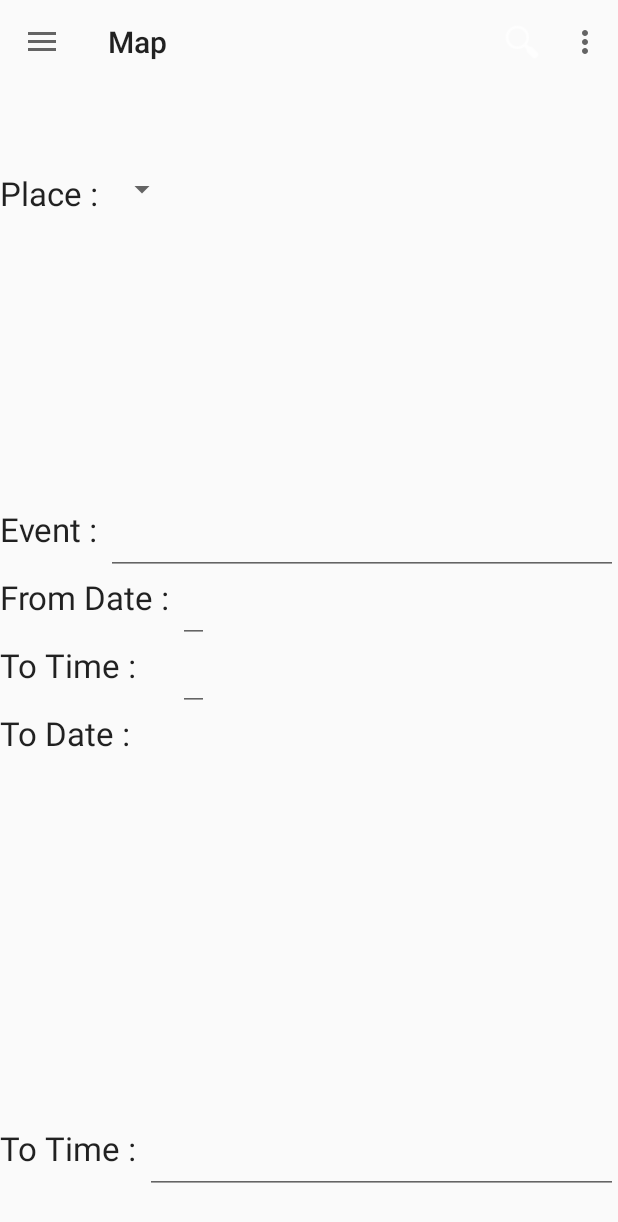
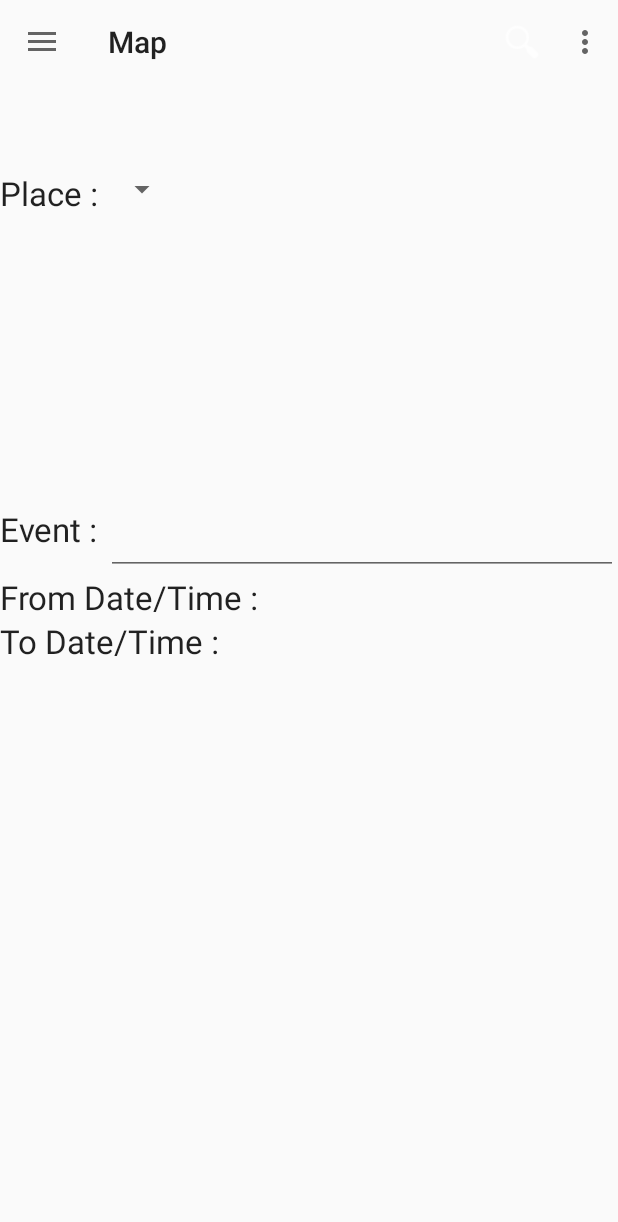
Before and after one commit to yogeshchaudhari16991/SU-Map, an Android app: the fragment AddNewEvent placed in its activity, on a phone screen of 412 x 824 dp. Shown: the top 1222 px of the screen. Run offline under Robolectric (Android 15) with nearby library versions, the phone set to English and light mode, and no system bars; 1 statement that could not run was skipped.

Commit message:
dialog date picker

```diff
--- a/app/build.gradle
+++ b/app/build.gradle
@@ -6,7 +6,7 @@ android {
 
     defaultConfig {
         applicationId "com.example.yogesh16991.test_proj"
-        minSdkVersion 16
+        minSdkVersion 17
         targetSdkVersion 22
         versionCode 1
         versionName "1.0"
--- a/app/src/main/java/com/example/yogesh16991/test_proj/AddNewEvent.java
+++ b/app/src/main/java/com/example/yogesh16991/test_proj/AddNewEvent.java
@@ -3,6 +3,7 @@ package com.example.yogesh16991.test_proj;
 import android.app.Activity;
 import android.app.DatePickerDialog;
 import android.app.Dialog;
+import android.content.Intent;
 import android.net.Uri;
 import android.os.Bundle;
 import android.support.v4.app.DialogFragment;
@@ -40,6 +41,8 @@ public class AddNewEvent extends Fragment {
     // TODO: Rename and change types of parameters
     private String mParam1;
     private String mParam2;
+
+    private TextView fromDateResult;
 
     private OnFragmentInteractionListener mListener;
 
@@ -80,13 +83,15 @@ public class AddNewEvent extends Fragment {
                              Bundle savedInstanceState) {
         // Inflate the layout for this fragment
         View rootView = inflater.inflate(R.layout.fragment_add_new_event, container, false);
-        TextView btn_dialog =(TextView)rootView.findViewById(R.id.textView12);
+        TextView btn_dialog =(TextView)rootView.findViewById(R.id.fromDate);
+        fromDateResult = (TextView)rootView.findViewById(R.id.fromDateResult);
         btn_dialog.setOnClickListener(new View.OnClickListener() {
             @Override
             public void onClick(View v) {
                 showDatePickerDialog();
             }
         });
+
         return rootView;
 
     }
@@ -96,6 +101,14 @@ public class AddNewEvent extends Fragment {
         FromDateTimeDilog dialog= FromDateTimeDilog.newInstance(date);
         dialog.setTargetFragment(AddNewEvent.this,REQUEST_DATE);
         dialog.show(getFragmentManager(),"Datepicker Dialog");
+    }
+
+    @Override
+    public void onActivityResult(int requestCode, int resultCode, Intent data) {
+        Date date=(Date)data.getSerializableExtra(FromDateTimeDilog.ARGS_DATE);
+        String time = data.getExtras().get(FromDateTimeDilog.ARGS_Time).toString();
+        fromDateResult.setText(date.toString()+"   "+time);
+
     }
 
     // TODO: Rename method, update argument and hook method into UI event
--- a/app/src/main/java/com/example/yogesh16991/test_proj/FromDateTimeDilog.java
+++ b/app/src/main/java/com/example/yogesh16991/test_proj/FromDateTimeDilog.java
@@ -35,6 +35,7 @@ public class FromDateTimeDilog extends android.support.v4.app.DialogFragment {
     // TODO: Rename parameter arguments, choose names that match
     // the fragment initialization parameters, e.g. ARG_ITEM_NUMBER
     public static final String ARGS_DATE = "FromDate";
+    public static final String ARGS_Time = "FromTime";
     //public static final String ARGS_TIME = "FromTime";
     private Date fromdate;
    // private Time fromtime;
@@ -61,10 +62,12 @@ public class FromDateTimeDilog extends android.support.v4.app.DialogFragment {
     }
 
     public FromDateTimeDilog() {
+
         // Required empty public constructor
     }
 
-     public Dialog onCreateDilog(Bundle savedInstanceState) {
+
+     public Dialog onCreateDialog(Bundle savedInstanceState) {
         fromdate = (Date) getArguments().getSerializable(ARGS_DATE);
       //  fromtime = (Time) getArguments().getSerializable(ARGS_TIME);
         Calendar calendar = Calendar.getInstance();
@@ -74,7 +77,7 @@ public class FromDateTimeDilog extends android.support.v4.app.DialogFragment {
         final int day= calendar.get(Calendar.DAY_OF_MONTH);
         final int hour = calendar.get(Calendar.HOUR_OF_DAY);
         final int min = calendar.get(Calendar.MINUTE);
-        View v = getActivity().getLayoutInflater().inflate(R.layout.fragment_my_dialog,null);
+        View v = getActivity().getLayoutInflater().inflate(R.layout.fragment_from_date_time_dilog,null);
          final TimePicker timePicker = (TimePicker) v.findViewById(R.id.fomtimePicker);
         // time = (TextView) findViewById(R.id.textView1);
         final DatePicker datePicker = (DatePicker)v.findViewById(R.id.fromdatePicker);
@@ -83,9 +86,6 @@ public class FromDateTimeDilog extends android.support.v4.app.DialogFragment {
             public void onDateChanged(DatePicker view, int year, int monthOfYear, int dayOfMonth) {
             }
         });
-
-
-
         AlertDialog.Builder alertDialogBuilder =new AlertDialog.Builder(getActivity());
         alertDialogBuilder.setView(v)
                 .setTitle("From Date/From Time")
@@ -98,13 +98,17 @@ public class FromDateTimeDilog extends android.support.v4.app.DialogFragment {
                             fromdate= new GregorianCalendar(datePicker.getYear(),datePicker.getMonth(),datePicker.getDayOfMonth()).getTime();
 
                             getArguments().putSerializable(ARGS_DATE,fromdate);
-                          //  getArguments().putSerializable(ARGS_TIME,fromtime);
+
+
                             i.putExtra(ARGS_DATE, fromdate);
+                            i.putExtra(ARGS_Time, timePicker.getCurrentHour().toString());
+                            //i.putExtra("min ", timePicker.getCurrentMinute().toString());
                           //  i.putExtra(ARGS_TIME, fromtime);
                             // Toast.makeText(getActivity(),"nothing returned"+"  " + mname +"   "+check,Toast.LENGTH_SHORT).show();
                             getTargetFragment().onActivityResult(getTargetRequestCode(),Activity.RESULT_OK,i);
                         }
                         else
+
                             Toast.makeText(getActivity(), "Nothing to Return", Toast.LENGTH_SHORT).show();
                     }
                 });
@@ -128,12 +132,14 @@ public class FromDateTimeDilog extends android.support.v4.app.DialogFragment {
         return timestring;
     }
 
+    /*
     @Override
     public View onCreateView(LayoutInflater inflater, ViewGroup container,
                              Bundle savedInstanceState) {
         // Inflate the layout for this fragment
         return inflater.inflate(R.layout.fragment_from_date_time_dilog, container, false);
     }
+    */
 
     // TODO: Rename method, update argument and hook method into UI event
     public void onButtonPressed(Uri uri) {
--- a/app/src/main/java/com/example/yogesh16991/test_proj/MapsActivity.java
+++ b/app/src/main/java/com/example/yogesh16991/test_proj/MapsActivity.java
@@ -40,7 +40,7 @@ import java.util.Map;
 import java.util.Scanner;
 
 public class MapsActivity extends ActionBarActivity implements MyDialogFragment.OnFragmentInteractionListener,EventList.OnFragmentInteractionListener,
-EventDetail.OnFragmentInteractionListener, AddNewEvent.OnFragmentInteractionListener, MapFragment.OnFragmentInteractionListener{
+EventDetail.OnFragmentInteractionListener, AddNewEvent.OnFragmentInteractionListener, MapFragment.OnFragmentInteractionListener, FromDateTimeDilog.OnFragmentInteractionListener{
 
 
 
--- a/app/src/main/res/layout/fragment_add_new_event.xml
+++ b/app/src/main/res/layout/fragment_add_new_event.xml
@@ -16,7 +16,7 @@
             android:layout_height="wrap_content"
             android:textAppearance="?android:attr/textAppearanceLarge"
             android:text="Place : "
-            android:id="@+id/textView10"
+            android:id="@+id/place"
             android:layout_alignParentTop="true"
             android:layout_alignParentStart="true"
             android:layout_marginTop="58dp" />
@@ -24,17 +24,17 @@
         <Spinner
             android:layout_width="wrap_content"
             android:layout_height="wrap_content"
-            android:id="@+id/spinner"
-            android:layout_alignTop="@+id/textView10"
-            android:layout_toEndOf="@+id/textView10" />
+            android:id="@+id/placeSpinner"
+            android:layout_alignTop="@+id/place"
+            android:layout_toEndOf="@+id/place" />
 
         <TextView
             android:layout_width="wrap_content"
             android:layout_height="wrap_content"
             android:textAppearance="?android:attr/textAppearanceLarge"
             android:text="Event : "
-            android:id="@+id/textView11"
-            android:layout_below="@+id/imageView3"
+            android:id="@+id/event"
+            android:layout_below="@+id/placeImage"
             android:layout_alignParentStart="true" />
 
         <EditText
@@ -42,76 +42,52 @@
             android:layout_height="wrap_content"
             android:inputType="textMultiLine"
             android:ems="10"
-            android:id="@+id/editText2"
-            android:layout_below="@+id/imageView3"
-            android:layout_toEndOf="@+id/textView11" />
+            android:id="@+id/eventName"
+            android:layout_below="@+id/placeImage"
+            android:layout_toEndOf="@+id/event" />
 
         <ImageView
             android:layout_width="fill_parent"
             android:layout_height="200dp"
-            android:id="@+id/imageView3"
-            android:layout_below="@+id/spinner"
+            android:id="@+id/placeImage"
+            android:layout_below="@+id/placeSpinner"
             android:layout_alignParentStart="true" />
 
         <TextView
             android:layout_width="wrap_content"
             android:layout_height="wrap_content"
             android:textAppearance="?android:attr/textAppearanceLarge"
-            android:text="From Date : "
-            android:id="@+id/textView12"
-            android:layout_below="@+id/editText2"
+            android:text="From Date/Time : "
+            android:id="@+id/fromDate"
+            android:layout_below="@+id/eventName"
             android:layout_alignParentStart="true" />
 
         <TextView
             android:layout_width="wrap_content"
             android:layout_height="wrap_content"
             android:textAppearance="?android:attr/textAppearanceLarge"
-            android:text="To Time : "
-            android:id="@+id/textView13"
-            android:layout_below="@+id/etxt_fromdate"
-            android:layout_alignParentStart="true" />
+            android:id="@+id/fromDateResult"
+            android:layout_below="@+id/eventName"
+            android:layout_toRightOf="@id/fromDate"/>
 
         <TextView
             android:layout_width="wrap_content"
             android:layout_height="wrap_content"
             android:textAppearance="?android:attr/textAppearanceLarge"
-            android:text="To Time : "
-            android:id="@+id/textView14"
-            android:layout_alignParentBottom="true"
+            android:text="To Date/Time : "
+            android:id="@+id/toDate"
             android:layout_alignParentStart="true"
-            android:layout_marginBottom="44dp" />
-
-        <EditText
-            android:layout_width="fill_parent"
-            android:layout_height="wrap_content"
-            android:inputType="time"
-            android:ems="10"
-            android:id="@+id/editText5"
-            android:layout_alignTop="@+id/textView14"
-            android:layout_toEndOf="@+id/textView14" />
+            android:layout_below="@+id/fromDate"
+             />
 
         <TextView
             android:layout_width="wrap_content"
             android:layout_height="wrap_content"
             android:textAppearance="?android:attr/textAppearanceLarge"
-            android:text="To Date : "
-            android:id="@+id/textView15"
-            android:layout_below="@+id/etxt_todate"
-            android:layout_alignParentStart="true" />
+            android:id="@+id/toDateResult"
+            android:layout_below="@+id/fromDateResult"
+            android:layout_toRightOf="@id/toDate"/>
 
-        <EditText
-            android:layout_width="wrap_content"
-            android:layout_height="wrap_content"
-            android:id="@+id/etxt_fromdate"
-            android:layout_alignTop="@+id/textView12"
-            android:layout_toEndOf="@+id/textView12" />
-
-        <EditText
-            android:layout_width="wrap_content"
-            android:layout_height="wrap_content"
-            android:id="@+id/etxt_todate"
-            android:layout_below="@+id/etxt_fromdate"
-            android:layout_toEndOf="@+id/textView12" />
 
     </RelativeLayout>
 
--- a/app/src/main/res/layout/fragment_from_date_time_dilog.xml
+++ b/app/src/main/res/layout/fragment_from_date_time_dilog.xml
@@ -1,14 +1,13 @@
-<FrameLayout xmlns:android="http://schemas.android.com/apk/res/android"
-    xmlns:tools="http://schemas.android.com/tools" android:layout_width="match_parent"
-    android:layout_height="match_parent"
-    tools:context="com.example.yogesh16991.test_proj.FromDateTimeDilog">
+
 
     <!-- TODO: Update blank fragment layout -->
 
     <RelativeLayout
-        android:layout_width="fill_parent"
-        android:layout_height="fill_parent"
-        android:layout_gravity="center">
+        android:layout_width="match_parent"
+        android:layout_height="match_parent"
+        android:layout_gravity="center"
+    xmlns:android="http://schemas.android.com/apk/res/android"
+    >
 
         <TextView
             android:layout_width="wrap_content"
@@ -24,7 +23,8 @@
             android:layout_height="wrap_content"
             android:id="@+id/fromdatePicker"
             android:layout_below="@+id/textViewFromDate"
-            android:layout_alignParentStart="true" />
+
+            android:calendarViewShown="false" />
 
         <TextView
             android:layout_width="wrap_content"
@@ -33,13 +33,13 @@
             android:text="From Time : "
             android:id="@+id/textViewFromTime"
             android:layout_below="@+id/fromdatePicker"
-            android:layout_alignParentStart="true" />
+             />
 
         <TimePicker
             android:layout_width="wrap_content"
             android:layout_height="wrap_content"
             android:id="@+id/fomtimePicker"
+
             android:layout_below="@+id/textViewFromTime"
-            android:layout_alignParentStart="true" />
+            />
     </RelativeLayout>
-</FrameLayout>
```
